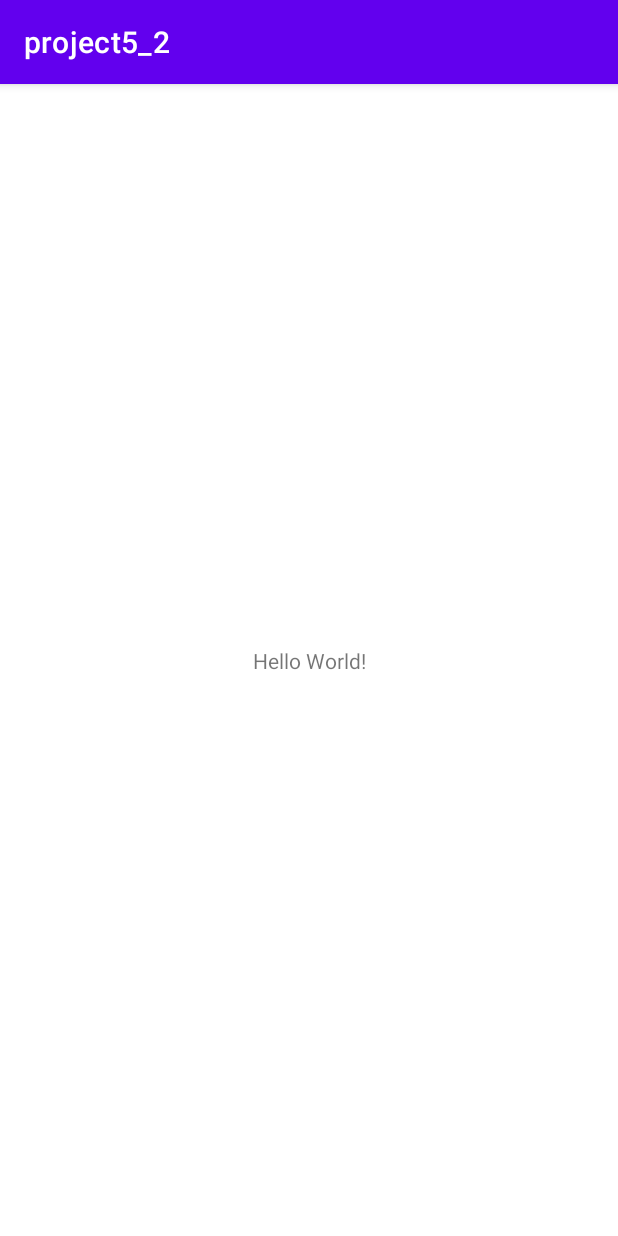
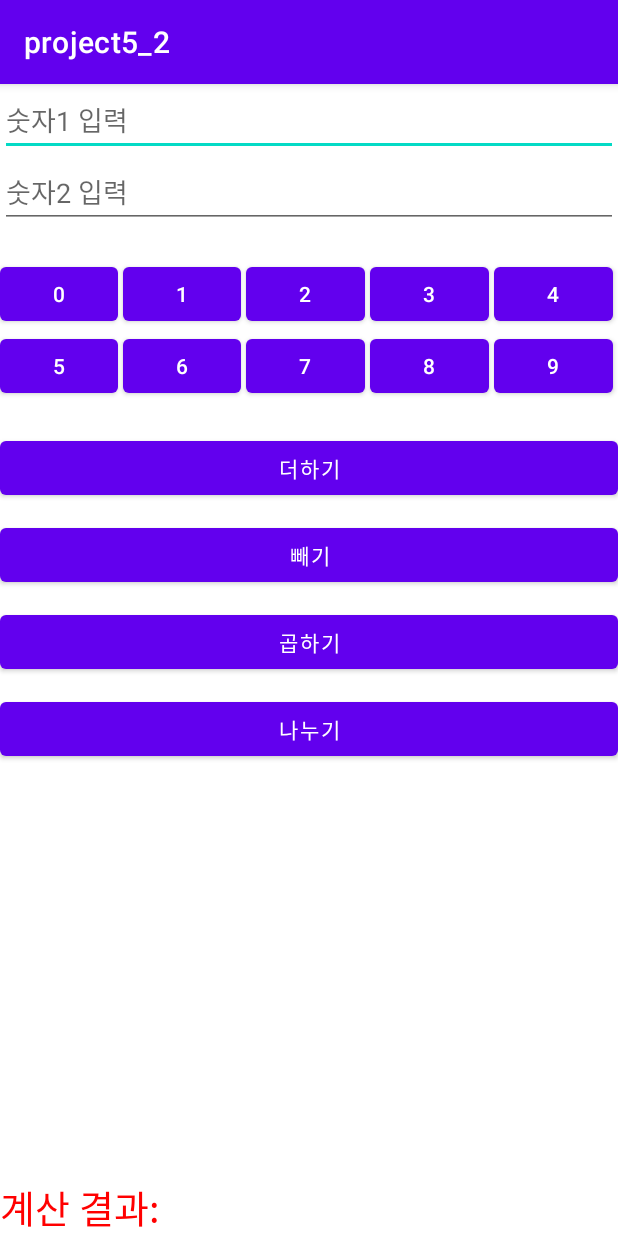
Before and after one commit to won-hyw/project5_2, an Android app: the screen it shows after launch (MainActivity), on a phone screen of 412 x 824 dp. Run offline under Robolectric (Android 15) with nearby library versions, the phone set to English and light mode, and no system bars.

Commit message:
edit layout commit

```diff
--- a/app/src/main/res/layout/activity_main.xml
+++ b/app/src/main/res/layout/activity_main.xml
@@ -1,18 +1,130 @@
 <?xml version="1.0" encoding="utf-8"?>
-<androidx.constraintlayout.widget.ConstraintLayout xmlns:android="http://schemas.android.com/apk/res/android"
+<LinearLayout xmlns:android="http://schemas.android.com/apk/res/android"
     xmlns:app="http://schemas.android.com/apk/res-auto"
     xmlns:tools="http://schemas.android.com/tools"
+    android:orientation="vertical"
     android:layout_width="match_parent"
     android:layout_height="match_parent"
     tools:context=".MainActivity">
 
-    <TextView
-        android:layout_width="wrap_content"
+    <EditText
+        android:id="@+id/edit1"
+        android:layout_width="match_parent"
         android:layout_height="wrap_content"
-        android:text="Hello World!"
-        app:layout_constraintBottom_toBottomOf="parent"
-        app:layout_constraintLeft_toLeftOf="parent"
-        app:layout_constraintRight_toRightOf="parent"
-        app:layout_constraintTop_toTopOf="parent" />
-
-</androidx.constraintlayout.widget.ConstraintLayout>
+        android:hint="@string/edit_hint1" />
+    <EditText
+        android:id="@+id/edit2"
+        android:layout_width="match_parent"
+        android:layout_height="wrap_content"
+        android:layout_marginBottom="20dp"
+        android:hint="@string/edit_hint2" />
+    <TableLayout
+        android:layout_marginBottom="20dp"
+        android:layout_width="match_parent"
+        android:layout_height="wrap_content">
+        <TableRow
+            android:layout_width="match_parent"
+            android:layout_height="wrap_content">
+            <Button
+                android:layout_weight="1"
+                android:layout_height="wrap_content"
+                android:layout_width="0dp"
+                android:layout_marginRight="3dp"
+                android:text="0"/>
+              <Button
+                android:layout_weight="1"
+                android:layout_height="wrap_content"
+                android:layout_width="0dp"
+                android:layout_marginRight="3dp"
+                android:text="1"/>
+              <Button
+                android:layout_weight="1"
+                android:layout_height="wrap_content"
+                android:layout_width="0dp"
+                android:layout_marginRight="3dp"
+                android:text="2"/>
+              <Button
+                android:layout_weight="1"
+                android:layout_height="wrap_content"
+                android:layout_width="0dp"
+                android:layout_marginRight="3dp"
+                android:text="3"/>
+              <Button
+                android:layout_weight="1"
+                android:layout_height="wrap_content"
+                android:layout_width="0dp"
+                android:layout_marginRight="3dp"
+                android:text="4"/>
+        </TableRow>
+        <TableRow
+            android:layout_width="match_parent"
+            android:layout_height="wrap_content">
+            <Button
+                android:layout_weight="1"
+                android:layout_height="wrap_content"
+                android:layout_width="0dp"
+                android:layout_marginRight="3dp"
+                android:text="5"/>
+            <Button
+                android:layout_weight="1"
+                android:layout_height="wrap_content"
+                android:layout_width="0dp"
+                android:layout_marginRight="3dp"
+                android:text="6"/>
+            <Button
+                android:layout_weight="1"
+                android:layout_height="wrap_content"
+                android:layout_width="0dp"
+                android:layout_marginRight="3dp"
+                android:text="7"/>
+            <Button
+                android:layout_weight="1"
+                android:layout_height="wrap_content"
+                android:layout_width="0dp"
+                android:layout_marginRight="3dp"
+                android:text="8"/>
+            <Button
+                android:layout_weight="1"
+                android:layout_height="wrap_content"
+                android:layout_width="0dp"
+                android:layout_marginRight="3dp"
+                android:text="9"/>
+        </TableRow>
+    </TableLayout>
+    <Button
+        android:layout_width="match_parent"
+        android:layout_height="wrap_content"
+        android:text="@string/btn_plus"
+        android:layout_marginBottom="10dp"
+        />
+    <Button
+        android:layout_width="match_parent"
+        android:layout_height="wrap_content"
+        android:text="@string/btn_minus"
+        android:layout_marginBottom="10dp"
+        />
+    <Button
+        android:layout_width="match_parent"
+        android:layout_height="wrap_content"
+        android:text="@string/btn_multi"
+        android:layout_marginBottom="10dp"
+        />
+    <Button
+        android:layout_width="match_parent"
+        android:layout_height="wrap_content"
+        android:text="@string/btn_divide"
+        android:layout_marginBottom="10dp"
+        />
+    <LinearLayout
+        android:layout_width="match_parent"
+        android:layout_height="match_parent"
+        android:gravity="bottom"
+        >
+        <TextView
+            android:layout_width="match_parent"
+            android:layout_height="wrap_content"
+            android:textColor="#ff0000"
+            android:textSize="25sp"
+            android:text="@string/text_result"/>
+    </LinearLayout>
+</LinearLayout>
--- a/app/src/main/res/values/strings.xml
+++ b/app/src/main/res/values/strings.xml
@@ -1,3 +1,10 @@
 <resources>
     <string name="app_name">project5_2</string>
+    <string name="edit_hint1">숫자1 입력</string>
+    <string name="edit_hint2">숫자2 입력</string>
+    <string name="btn_plus">더하기</string>
+    <string name="btn_minus">빼기</string>
+    <string name="btn_multi">곱하기</string>
+    <string name="btn_divide">나누기</string>
+    <string name="text_result">계산 결과:</string>
 </resources>
```
